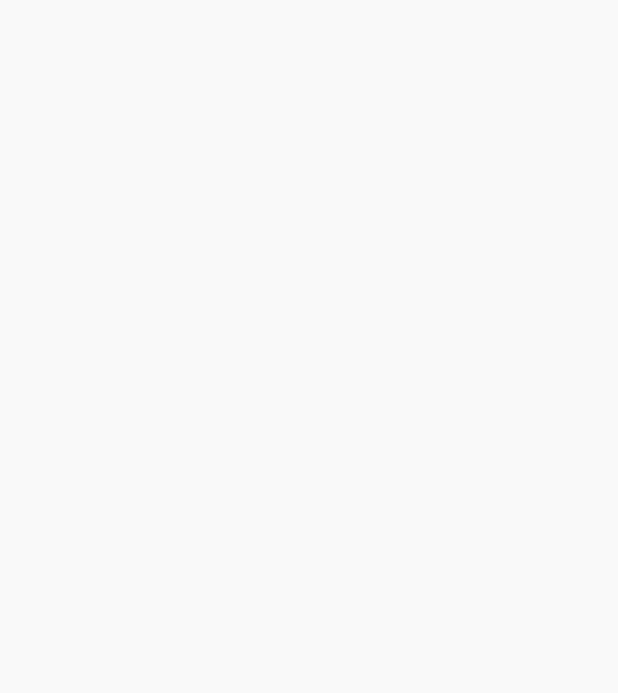
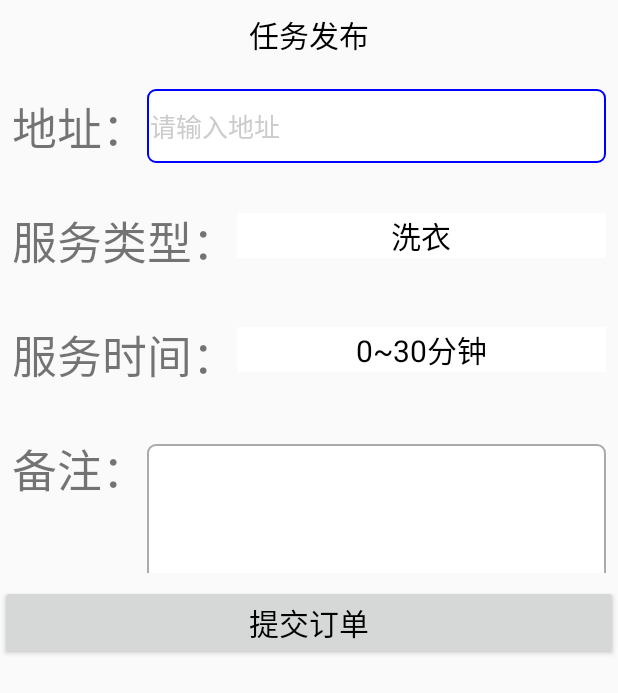
Before and after one commit to Baihappyday/lnb, an Android app: the TaskRelease screen opened directly, with no data from a screen before it, on a phone screen of 412 x 824 dp. Before the commit the part shown is empty. Shown: the top 693 px of the screen. Run offline under Robolectric (Android 15) with nearby library versions, the phone set to English and light mode, and no system bars.

Commit message:
Merge branch 'main' of https://github.com/Baihappyday/lnb
# Conflicts:
#	app/src/main/AndroidManifest.xml

```diff
--- a/app/src/main/java/com/example/login/UserLoginActivity.java
+++ b/app/src/main/java/com/example/login/UserLoginActivity.java
@@ -21,7 +21,7 @@ public class UserLoginActivity extends AppCompatActivity {
         setContentView(R.layout.activity_user_login);
 
         //按钮：登录
-        btn_login_user = findViewById(R.id.login);
+        btn_login_user = findViewById(R.id.submit);
         btn_login_user.setOnClickListener(new View.OnClickListener() {//登录按钮
             @Override
             public void onClick(View view) {
--- a/app/src/main/java/com/example/login/user/TaskRelease.java
+++ b/app/src/main/java/com/example/login/user/TaskRelease.java
@@ -2,15 +2,58 @@ package com.example.login.user;
 
 import androidx.appcompat.app.AppCompatActivity;
 
+import android.app.DatePickerDialog;
 import android.os.Bundle;
+import android.view.View;
+import android.widget.AdapterView;
+import android.widget.ArrayAdapter;
+import android.widget.DatePicker;
+import android.widget.Spinner;
+import android.widget.Toast;
 
 import com.example.login.R;
 
-public class TaskRelease extends AppCompatActivity {
+import java.util.Calendar;
+
+public class TaskRelease extends AppCompatActivity implements View.OnClickListener {
 
     @Override
     protected void onCreate(Bundle savedInstanceState) {
         super.onCreate(savedInstanceState);
         setContentView(R.layout.activity_task_release);
+
+        ArrayAdapter<String> stuffAdapter = new ArrayAdapter<String>(this,
+                R.layout.item_select, stuffArray);
+        ArrayAdapter<String> intervalAdapter = new ArrayAdapter<String>(this,
+                R.layout.item_select, timeArray);
+        Spinner sp = (Spinner) findViewById(R.id.spinner_stuff);
+        Spinner sp1 = (Spinner) findViewById(R.id.interval);
+        sp.setPrompt("服务类型");
+        sp.setAdapter(stuffAdapter);
+        sp.setSelection(0);
+        sp.setOnItemSelectedListener(new TaskRelease.MySelectedListener());
+        sp1.setPrompt("服务时长");
+        sp1.setAdapter(intervalAdapter);
+        sp1.setSelection(0);
+        sp1.setOnItemSelectedListener(new TaskRelease.MySelectedListener());
+    }
+
+    private String[] stuffArray = {"洗衣", "做饭", "打扫卫生", "理发", "其他"};
+    private String[] timeArray = {"0~30分钟", "30~60分钟", "1~2小时", "2小时以上"};
+
+    class MySelectedListener implements AdapterView.OnItemSelectedListener {
+        public void onItemSelected(AdapterView<?> arg0, View arg1, int arg2, long arg3) {
+            Toast.makeText(TaskRelease.this, "您选择的是"+stuffArray[arg2], Toast.LENGTH_LONG).show();
+        }
+
+        public void onNothingSelected(AdapterView<?> arg0) {
+        }
+    }
+
+    @Override
+    public void onClick(View v) {
+        if (v.getId() == R.id.spinner_stuff) {
+
+        }
     }
 }
--- a/app/src/main/java/com/example/login/user/UserMainInterfaceActivity.java
+++ b/app/src/main/java/com/example/login/user/UserMainInterfaceActivity.java
@@ -47,6 +47,16 @@ public class UserMainInterfaceActivity extends AppCompatActivity
         });
 
         //按钮：首页，点击无效
+        //按钮：任务发布
+        Button btn = findViewById(R.id.button);
+        btn.setOnClickListener(new View.OnClickListener() {
+            @Override
+            public void onClick(View view) {
+                /****界面缺失***/
+                Intent intent=new Intent(UserMainInterfaceActivity.this, TaskRelease.class);//跳转到任务发布
+                startActivity(intent);
+            }
+        });
 
         //按钮：个人中心
         Button  mycenter = findViewById(R.id.bt5_2);
--- a/app/src/main/res/layout/activity_modify_userl_info.xml
+++ b/app/src/main/res/layout/activity_modify_userl_info.xml
@@ -148,7 +148,7 @@
                             android:id="@+id/birthdate"
                             android:layout_width="wrap_content"
                             android:layout_height="wrap_content"
-                            android:text="TextView"
+                            android:text="1900年1月1日"
                             android:textSize="30sp" />
                     </LinearLayout>
                 </HorizontalScrollView>
--- a/app/src/main/res/layout/activity_task_release.xml
+++ b/app/src/main/res/layout/activity_task_release.xml
@@ -5,5 +5,136 @@
     android:layout_width="match_parent"
     android:layout_height="match_parent"
     tools:context=".user.TaskRelease">
+    <ScrollView
+        android:layout_width="match_parent"
+
+        android:layout_height="match_parent">
+
+        <LinearLayout
+            android:layout_width="match_parent"
+            android:layout_height="wrap_content"
+            android:orientation="vertical">
+
+            <TextView
+                android:layout_width="match_parent"
+                android:layout_height="wrap_content"
+                android:layout_margin="8dp"
+                android:gravity="center"
+                android:text="@string/taskrelease"
+                android:textColor="@color/black"
+                android:textSize="20sp" />
+            <LinearLayout
+                android:layout_width="match_parent"
+                android:layout_height="60dp"
+                android:layout_margin="8dp">
+
+                <TextView
+                    android:id="@+id/addresss"
+                    android:layout_width="wrap_content"
+                    android:layout_height="wrap_content"
+                    android:layout_marginTop="8dp"
+                    android:text="地址："
+                    android:textSize="30sp" />
+
+                <EditText
+
+                    android:id="@+id/et_phone"
+                    android:layout_width="match_parent"
+                    android:layout_height="match_parent"
+                    android:layout_marginTop="5dp"
+                    android:layout_marginBottom="5dp"
+                    android:background="@drawable/editext_selector"
+                    android:hint="请输入地址"
+                    android:importantForAutofill="no"
+                    android:textColor="@color/black"
+                    android:textColorHint="@color/grey"
+                    android:textCursorDrawable="@drawable/text_cursor"
+                    android:textSize="17sp" />
+            </LinearLayout>
+            <LinearLayout
+                android:layout_width="match_parent"
+                android:layout_height="60dp"
+                android:layout_margin="8dp">
+
+                <TextView
+                    android:id="@+id/stufftype"
+                    android:layout_width="wrap_content"
+                    android:layout_height="wrap_content"
+                    android:layout_marginTop="8dp"
+                    android:text="服务类型："
+                    android:textSize="30sp" />
+
+                <Spinner
+                    android:id="@+id/spinner_stuff"
+                    android:layout_width="match_parent"
+                    android:layout_height="wrap_content"
+                    android:animationCache="false"
+                    android:background="#FFFFFF" />
+
+            </LinearLayout>
+
+            <LinearLayout
+                android:layout_width="match_parent"
+                android:layout_height="60dp"
+                android:layout_margin="8dp">
+
+                <TextView
+                    android:id="@+id/stufftime"
+                    android:layout_width="wrap_content"
+                    android:layout_height="wrap_content"
+                    android:layout_marginTop="8dp"
+                    android:text="服务时间："
+                    android:textSize="30sp" />
+
+                <Spinner
+                    android:id="@+id/interval"
+                    android:layout_width="match_parent"
+                    android:layout_height="wrap_content"
+                    android:animationCache="false"
+                    android:background="#FFFFFF" />
+
+            </LinearLayout>
+
+            <LinearLayout
+                android:layout_width="match_parent"
+                android:layout_height="wrap_content"
+                android:layout_margin="8dp">
+
+
+                <TextView
+                    android:id="@+id/tips"
+                    android:layout_width="wrap_content"
+                    android:layout_height="wrap_content"
+                    android:layout_marginTop="8dp"
+                    android:text="备注："
+                    android:textSize="30sp" />
+
+                <EditText
+                    android:id="@+id/editTextTextMultiLine"
+                    android:layout_width="wrap_content"
+                    android:layout_height="100dp"
+                    android:layout_weight="1"
+                    android:background="@drawable/editext_selector"
+                    android:ems="10"
+                    android:gravity="start|top"
+                    android:inputType="textMultiLine" />
+            </LinearLayout>
+
+            <LinearLayout
+                android:layout_width="match_parent"
+                android:layout_height="match_parent"
+                android:orientation="horizontal">
+
+                <Button
+                    android:id="@+id/submit"
+                    android:layout_width="match_parent"
+                    android:layout_height="wrap_content"
+                    android:text="提交订单"
+                    android:textColor="@color/black"
+                    android:textSize="20sp" />
+            </LinearLayout>
+        </LinearLayout>
+
+    </ScrollView>
 
 </androidx.constraintlayout.widget.ConstraintLayout>
--- a/app/src/main/res/layout/activity_user_login.xml
+++ b/app/src/main/res/layout/activity_user_login.xml
@@ -77,7 +77,7 @@
                 android:layout_height="60dp"
                 android:layout_margin="8dp">
                 <Button
-                    android:id="@+id/login"
+                    android:id="@+id/submit"
                     android:layout_width="match_parent"
                     android:layout_height="wrap_content"
                     android:text="@string/log_in"
--- a/app/src/main/res/layout/user_main_interface.xml
+++ b/app/src/main/res/layout/user_main_interface.xml
@@ -95,6 +95,7 @@
                 android:layout_height="wrap_content"
                 android:layout_marginLeft="30dp"
                 android:layout_marginTop="220dp"
+                android:text="@string/taskrelease"
                 android:backgroundTint="@color/purple_200"
             />   <!--android:background="@drawable/selector"-->
 
--- a/app/src/main/res/values/strings.xml
+++ b/app/src/main/res/values/strings.xml
@@ -24,4 +24,5 @@
     <string name="city">市</string>
     <string name="county">县</string>
     <string name="birthday">出生日期</string>
+    <string name="taskrelease">任务发布</string>
 </resources>
```
Also changed, not shown: app/src/main/res/drawable-v24/get_from_db.png (added).
